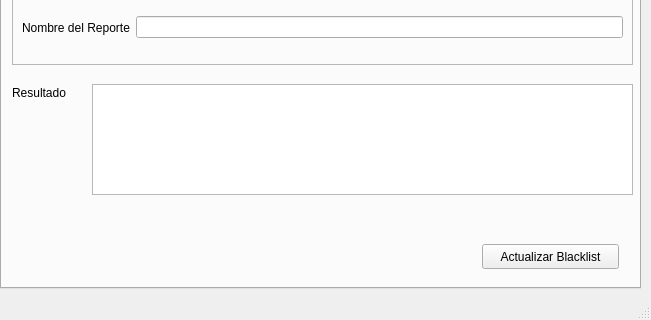
davidpbc/cfdi_blacklist, file ui/main.ui: the form before one commit; both pictures show x 0 to 651 and y 181 to 501 of the 651 by 501 pixel window.
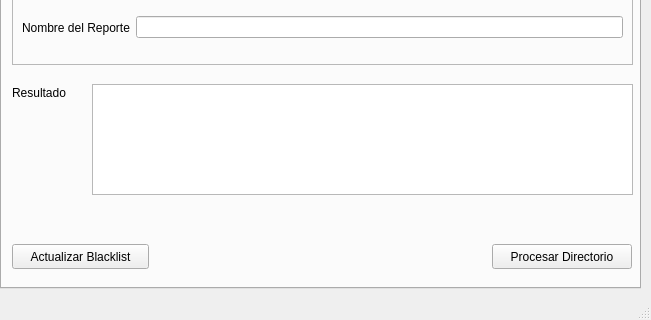
The form after the commit. The open tabs and pages were chosen to show the change.

Commit message: Procesador de Directorios

What changed in the file:
```diff
--- a/ui/main.ui
+++ b/ui/main.ui
@@ -136,7 +136,7 @@
      <widget class="QPushButton" name="btn_update">
       <property name="geometry">
        <rect>
-        <x>480</x>
+        <x>10</x>
         <y>380</y>
         <width>137</width>
         <height>25</height>
@@ -175,6 +175,19 @@
        </item>
       </layout>
      </widget>
+     <widget class="QPushButton" name="btn_process_dir">
+      <property name="geometry">
+       <rect>
+        <x>490</x>
+        <y>380</y>
+        <width>140</width>
+        <height>25</height>
+       </rect>
+      </property>
+      <property name="text">
+       <string>Procesar Directorio</string>
+      </property>
+     </widget>
      <zorder>layoutWidget</zorder>
      <zorder>frame</zorder>
      <zorder>text_result</zorder>
```
Left out of the diff: 3 changed lines with no effect on the pictures. The commit also changes 5 other files.
